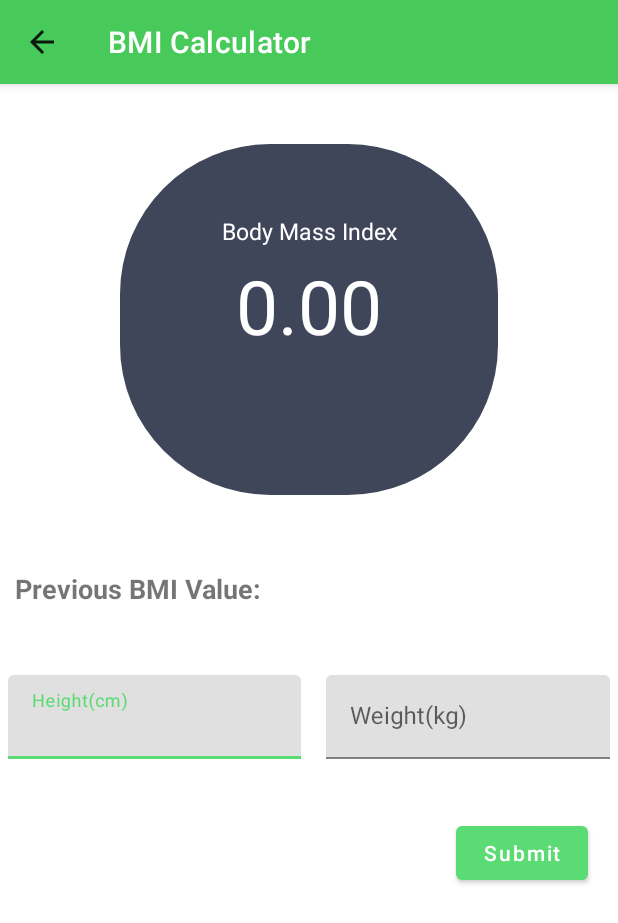
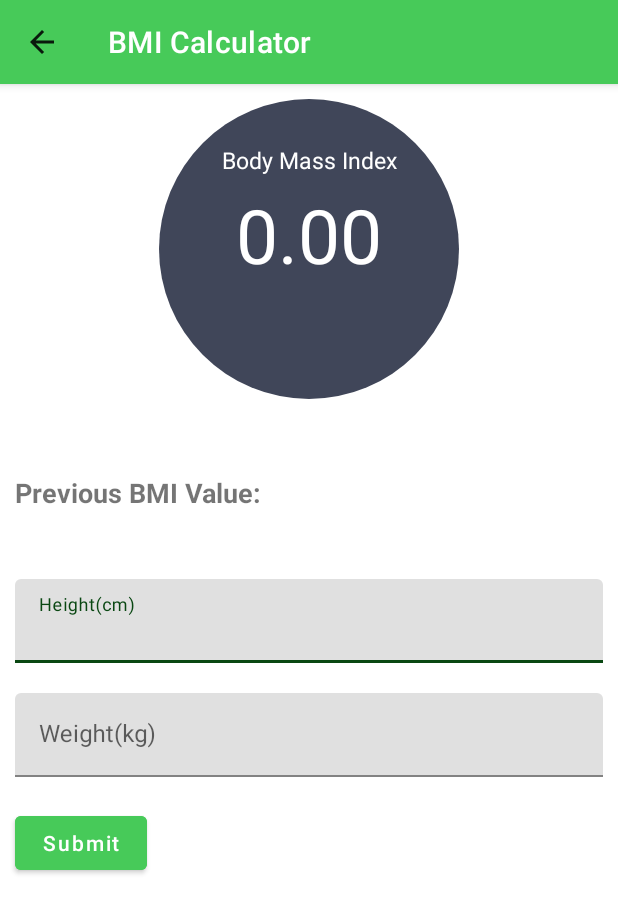
Before and after one commit to infinite-dev22/safemama_mobile_app, an Android app: the BmiCalculatorActivity screen opened directly, with no data from a screen before it, on a phone screen of 412 x 824 dp. Shown: the top 923 px of the screen. Run offline under Robolectric (Android 15) with nearby library versions, the phone set to English and light mode, and no system bars.

Commit message:
Changed active textbox font color Fixed button sizing issues Optmized app UI/UX

```diff
--- a/app/src/main/java/org/infinite/mantra/AddCheckupRecordActivity.java
+++ b/app/src/main/java/org/infinite/mantra/AddCheckupRecordActivity.java
@@ -58,7 +58,7 @@ public class AddCheckupRecordActivity extends AppCompatActivity {
     List<PetographModel> dbList;
     AlertDialog.Builder alertBuilder;
     MaterialDatePicker<Long> materialDatePicker;
-    int NOTIFICATION_ID = 001;
+    int NOTIFICATION_ID = 1;
     private static final String CHANNEL_ID = "Pre Eclampsia Warning";
     String PREFERENCE_NAME = "PetographData";
 
--- a/app/src/main/res/layout/activity_bmi_calculator.xml
+++ b/app/src/main/res/layout/activity_bmi_calculator.xml
@@ -19,35 +19,13 @@
         app:layout_constraintTop_toTopOf="parent"
         app:titleTextColor="@color/white" />
 
-    <ScrollView
-        android:layout_width="match_parent"
-        android:layout_height="match_parent"
-        android:layout_below="@id/toolbar"
-        android:layout_alignParentStart="true"
-        android:layout_alignParentEnd="true"
-        android:layout_alignParentBottom="true"
-        android:contentDescription="@string/_00">
-
-        <LinearLayout
-            android:layout_width="match_parent"
-            android:layout_height="match_parent"
-            android:orientation="vertical">
-
-            <RelativeLayout
-                android:id="@+id/bmi_color"
-                android:layout_width="match_parent"
-                android:layout_height="match_parent">
-
     <LinearLayout
         android:id="@+id/bmi_results_show"
-                    android:layout_width="238dp"
-                    android:layout_height="234dp"
-                    android:layout_alignParentStart="true"
-                    android:layout_alignParentTop="true"
-                    android:layout_alignParentEnd="true"
-                    android:layout_marginStart="80dp"
-                    android:layout_marginTop="40dp"
-                    android:layout_marginEnd="80dp"
+        android:layout_width="200dp"
+        android:layout_height="200dp"
+        android:layout_centerHorizontal="true"
+        android:layout_below="@+id/toolbar"
+        android:layout_marginTop="10dp"
         android:layout_marginBottom="50dp"
         android:background="@drawable/round_background_bmi_results"
         android:gravity="center"
@@ -80,15 +58,20 @@
             android:textColor="@color/white"
             android:textSize="25sp" />
     </LinearLayout>
-            </RelativeLayout>
+
+    <ScrollView
+        android:layout_width="match_parent"
+        android:layout_height="match_parent"
+        android:layout_alignParentStart="true"
+        android:layout_alignParentEnd="true"
+        android:layout_below="@+id/bmi_results_show"
+        android:layout_alignParentBottom="true">
 
         <LinearLayout
-                android:id="@+id/bmi_previous_values_holder"
+            android:id="@+id/bmi_color"
             android:layout_width="match_parent"
-                android:layout_height="wrap_content"
-                android:background="@drawable/round_back_white_10_20"
-                android:orientation="vertical"
-                android:paddingBottom="10dp">
+            android:layout_height="match_parent"
+            android:orientation="vertical">
 
             <TextView
                 android:layout_width="match_parent"
@@ -107,70 +90,54 @@
                 android:layout_marginStart="20dp"
                 android:layout_marginEnd="10dp"
                 android:textSize="18sp" />
-            </LinearLayout>
-
-            <LinearLayout
-                android:id="@+id/bmi_values_holder"
-                android:layout_width="match_parent"
-                android:layout_height="match_parent"
-                android:orientation="vertical">
-
-                <RelativeLayout
-                    android:layout_width="match_parent"
-                    android:layout_height="match_parent"
-                    android:gravity="center"
-                    android:layout_gravity="center"
-                    android:layout_marginHorizontal="5dp">
 
             <com.google.android.material.textfield.TextInputLayout
-                        android:layout_width="195dp"
+                android:id="@+id/height_input_holder"
+                android:layout_width="match_parent"
                 android:layout_height="wrap_content"
-                        android:id="@+id/height_input_holder"
-                        android:layout_marginEnd="11dp"
-                        android:layout_alignParentStart="true">
+                android:layout_marginStart="10dp"
+                android:layout_marginTop="10dp"
+                android:layout_marginEnd="10dp"
+                android:layout_marginBottom="10dp">
 
                 <com.google.android.material.textfield.TextInputEditText
                     android:id="@+id/bmi_height"
                     android:layout_width="match_parent"
-                            android:inputType="number"
                     android:layout_height="match_parent"
-                            android:hint="@string/heightHint" />
+                    android:hint="@string/heightHint"
+                    android:inputType="number" />
             </com.google.android.material.textfield.TextInputLayout>
 
             <com.google.android.material.textfield.TextInputLayout
                 android:id="@+id/weight_input_holder"
-                        android:layout_width="195dp"
-                        android:layout_toEndOf="@+id/height_input_holder"
+                android:layout_width="match_parent"
                 android:layout_height="wrap_content"
-                        android:layout_alignParentEnd="true"
-                        android:layout_marginStart="5dp">
+                android:layout_below="@+id/height_input_holder"
+                android:layout_marginStart="10dp"
+                android:layout_marginTop="10dp"
+                android:layout_marginEnd="10dp"
+                android:layout_marginBottom="10dp">
 
                 <com.google.android.material.textfield.TextInputEditText
                     android:id="@+id/bmi_weight"
                     android:layout_width="match_parent"
-                            android:inputType="number"
                     android:layout_height="match_parent"
-                            android:hint="@string/weightHint" />
+                    android:hint="@string/weightHint"
+                    android:inputType="number" />
             </com.google.android.material.textfield.TextInputLayout>
-                </RelativeLayout>
-            </LinearLayout>
-
-            <RelativeLayout
-                android:layout_width="match_parent"
-                android:layout_height="wrap_content">
 
             <Button
                 android:id="@+id/btn_calculate_bmi"
                 android:layout_width="wrap_content"
                 android:layout_height="wrap_content"
                 android:layout_alignParentEnd="true"
-                    android:layout_alignParentBottom="true"
-                    android:layout_marginTop="19dp"
-                    android:layout_marginEnd="20dp"
-                    android:layout_marginBottom="19dp"
+                android:layout_marginStart="10dp"
+                android:layout_marginTop="10dp"
+                android:layout_marginEnd="10dp"
+                android:layout_marginBottom="10dp"
                 android:text="@string/btn_submit"
+                android:backgroundTint="@color/app_green"
                 android:textAllCaps="false" />
-            </RelativeLayout>
         </LinearLayout>
     </ScrollView>
 </RelativeLayout>
--- a/app/src/main/res/layout/fragment_checkup.xml
+++ b/app/src/main/res/layout/fragment_checkup.xml
@@ -10,9 +10,9 @@
 
     <LinearLayout
         android:layout_width="match_parent"
-        android:layout_height="403dp"
+        android:layout_height="350dp"
         android:layout_above="@+id/add_record_fab"
-        android:layout_marginTop="70dp"
+        android:layout_marginTop="200dp"
         android:layout_marginBottom="119dp"
         android:orientation="vertical"
         app:layout_constraintBottom_toTopOf="@+id/add_record_fab"
@@ -182,6 +182,8 @@
         android:layout_marginEnd="15dp"
         android:layout_marginBottom="20dp"
         android:clickable="true"
+        android:backgroundTint="@color/app_green"
+        app:backgroundTint="@color/app_green"
         android:contentDescription="@string/fab_transformation_scrim_behavior"
         android:focusable="true"
         android:src="@drawable/ic_fab_plus"
--- a/app/src/main/res/values/colors.xml
+++ b/app/src/main/res/values/colors.xml
@@ -1,7 +1,7 @@
 <?xml version="1.0" encoding="utf-8"?>
 <resources>
     <color name="purple_200">#FFBB86FC</color>
-    <color name="green_500">#5bdb74</color>
+    <color name="green_500">#094712</color>
     <color name="green_700">#47CA59</color>
     <color name="green_200">#74F185</color>
     <color name="blue_700">#006AB9</color>
```
Also changed, not shown: app/build.gradle (+4 -4 lines), app/src/main/res/layout/activity_add_checkup_record.xml (+20 -14 lines), app/src/main/res/layout/activity_menstrual_monitor.xml (+20 -18 lines). Lines whose indentation alone changed are shown as unchanged.
